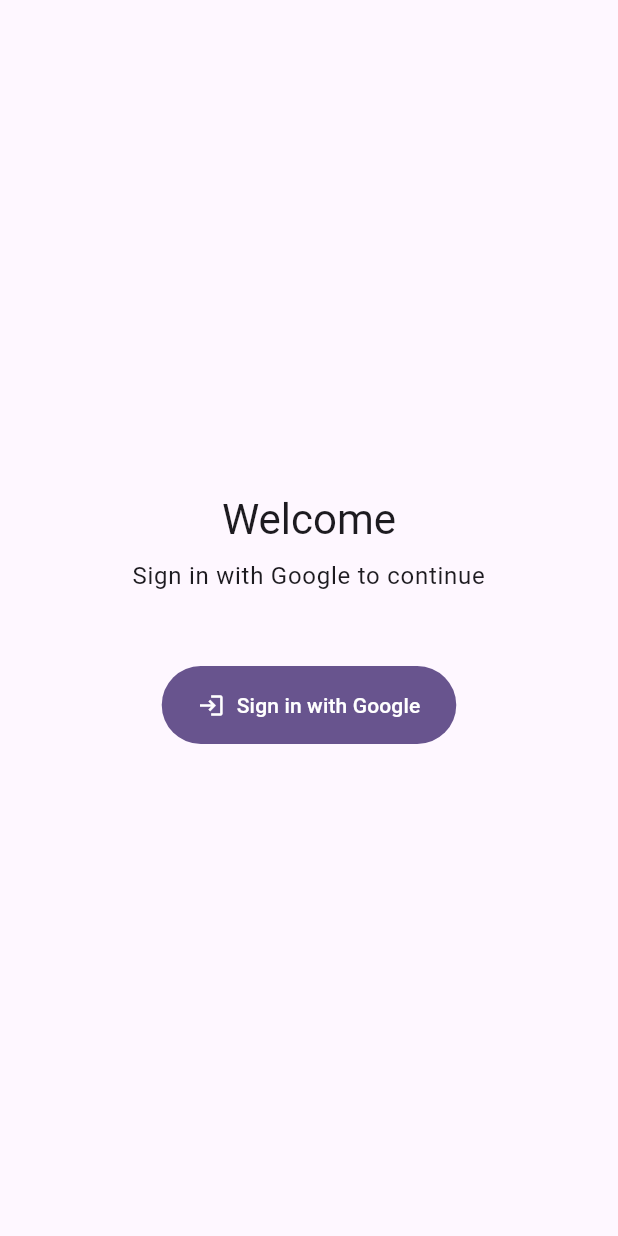
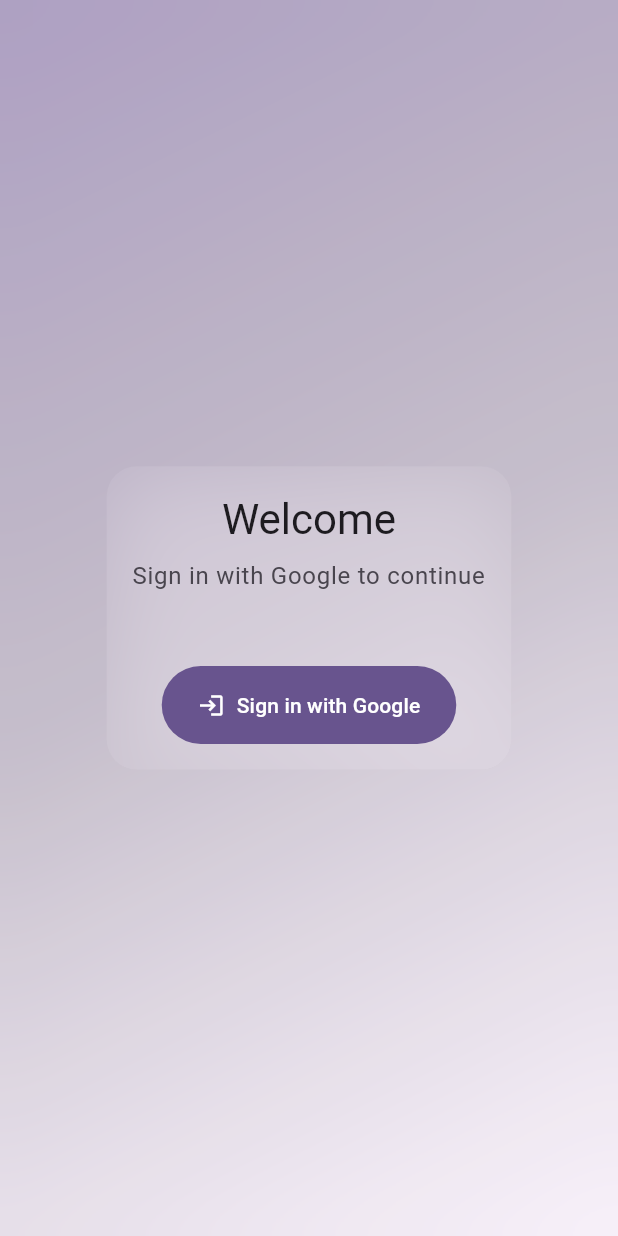
Before and after one commit to gyanupadhyay/flutter_login_google, a Flutter app: the screen it shows after launch, on a phone screen of 412 x 824 dp. Run offline on Flutter 3.47's test engine with Material 3 defaults, Android fonts, the phone set to English and light mode, and no system bars; our stand-ins replace equatable, firebase_auth, firebase_core, flutter_bloc, flutter_secure_storage, get_it and 2 more; accounts and stored records are empty.

Commit message:
minor-fix

```diff
--- a/lib/core/constants/ui_constants.dart
+++ b/lib/core/constants/ui_constants.dart
@@ -27,6 +27,7 @@
   static const double xs = 4;
   static const double sm = 8;
   static const double md = 12;
+  static const double lg = 20;
 }
 
 /// Common paddings/margins (built from the spacing scale).
--- a/lib/features/auth/presentation/pages/login_page.dart
+++ b/lib/features/auth/presentation/pages/login_page.dart
@@ -1,3 +1,5 @@
+import 'dart:ui';
+
 import 'package:flutter/material.dart';
 import 'package:flutter_bloc/flutter_bloc.dart';
 import 'package:go_router/go_router.dart';
@@ -16,7 +18,10 @@
 
   @override
   Widget build(BuildContext context) {
+    final colorScheme = Theme.of(context).colorScheme;
+
     return Scaffold(
+      extendBodyBehindAppBar: true,
       body: BlocConsumer<AuthBloc, AuthState>(
         listener: (context, state) {
           if (state is AuthAuthenticated) {
@@ -24,11 +29,33 @@
           }
         },
         builder: (context, state) {
-          if (state is AuthLoading) {
-            return const Center(child: CircularProgressIndicator());
-          }
+          final isLoading = state is AuthLoading;
 
-          return SafeArea(
+          return Stack(
+            fit: StackFit.expand,
+            children: [
+              // Gradient background
+              Container(
+                decoration: BoxDecoration(
+                  gradient: LinearGradient(
+                    begin: Alignment.topLeft,
+                    end: Alignment.bottomRight,
+                    colors: [
+                      colorScheme.primary.withValues(alpha: 0.6),
+                      colorScheme.secondary.withValues(alpha: 0.4),
+                      colorScheme.surfaceVariant.withValues(alpha: 0.3),
+                    ],
+                  ),
+                ),
+              ),
+              // Subtle blurred overlay to enhance glass effect
+              BackdropFilter(
+                filter: ImageFilter.blur(sigmaX: 20, sigmaY: 20),
+                child: Container(
+                  color: colorScheme.surface.withValues(alpha: 0.1),
+                ),
+              ),
+              SafeArea(
                 child: Column(
                   children: [
                     // Error banner at the top (if error exists)
@@ -37,7 +64,8 @@
                         padding: const EdgeInsets.only(top: AppSpacing.lg),
                         child: ErrorBanner(
                           message: state.message,
-                      errorType: mapAuthErrorTypeToErrorType(state.errorType),
+                          errorType:
+                              mapAuthErrorTypeToErrorType(state.errorType),
                           canRetry: state.canRetry,
                           onRetry: state.canRetry
                               ? () => context.read<AuthBloc>().add(
@@ -52,33 +80,78 @@
                           },
                         ),
                       ),
-                // Main content
+                    // Main glass card content
                     Expanded(
                       child: Center(
                         child: Padding(
                           padding: AppInsets.loginContent,
+                          child: ClipRRect(
+                            borderRadius:
+                                BorderRadius.circular(AppRadii.lg),
+                            child: Container(
+                              decoration: BoxDecoration(
+                                color: colorScheme.surface.withValues(
+                                  alpha: 0.25,
+                                ),
+                                borderRadius:
+                                    BorderRadius.circular(AppRadii.lg),
+                                border: Border.all(
+                                  color: colorScheme.onSurface.withValues(
+                                    alpha: 0.12,
+                                  ),
+                                  width: 1.2,
+                                ),
+                              ),
+                              child: BackdropFilter(
+                                filter: ImageFilter.blur(
+                                  sigmaX: 28,
+                                  sigmaY: 28,
+                                ),
+                                child: Padding(
+                                  padding: AppInsets.card,
                                   child: Column(
-                        mainAxisAlignment: MainAxisAlignment.center,
+                                    mainAxisSize: MainAxisSize.min,
+                                    crossAxisAlignment:
+                                        CrossAxisAlignment.center,
                                     children: [
                                       Text(
                                         StringConstants.welcome,
-                            style: Theme.of(context).textTheme.headlineMedium,
+                                        style: Theme.of(context)
+                                            .textTheme
+                                            .headlineMedium
+                                            ?.copyWith(
+                                              color: colorScheme.onSurface,
+                                            ),
+                                        textAlign: TextAlign.center,
                                       ),
                                       const SizedBox(height: AppSpacing.sm),
                                       Text(
-                            StringConstants.signInWithGoogleToContinue,
-                            style: Theme.of(context).textTheme.bodyLarge,
+                                        StringConstants
+                                            .signInWithGoogleToContinue,
+                                        style: Theme.of(context)
+                                            .textTheme
+                                            .bodyLarge
+                                            ?.copyWith(
+                                              color: colorScheme
+                                                  .onSurfaceVariant,
+                                            ),
                                         textAlign: TextAlign.center,
                                       ),
                                       const SizedBox(height: AppSpacing.xxxl),
                                       FilledButton.icon(
-                            onPressed: () => context.read<AuthBloc>().add(
+                                        onPressed: isLoading
+                                            ? null
+                                            : () => context
+                                                    .read<AuthBloc>()
+                                                .add(
                                               const AuthSignInWithGoogleRequested(),
                                             ),
-                            icon: const Icon(Icons.login),
-                            label: const Text(StringConstants.signInWithGoogle),
                                         style: FilledButton.styleFrom(
                                           padding: AppInsets.primaryButton,
+                                        ),
+                                        icon: const Icon(Icons.login),
+                                        label: const Text(
+                                          StringConstants.signInWithGoogle,
                                         ),
                                       ),
                                     ],
@@ -86,8 +159,22 @@
                                 ),
                               ),
                             ),
+                          ),
+                        ),
+                      ),
+                    ),
                   ],
                 ),
+              ),
+              // Loading overlay
+              if (isLoading)
+                Container(
+                  color: colorScheme.surface.withValues(alpha: 0.2),
+                  child: const Center(
+                    child: CircularProgressIndicator(),
+                  ),
+                ),
+            ],
           );
         },
       ),
--- a/lib/main.dart
+++ b/lib/main.dart
@@ -19,6 +19,7 @@
   @override
   Widget build(BuildContext context) {
     return MaterialApp.router(
+      debugShowCheckedModeBanner: false,
       title: AppConstants.appName,
       theme: ThemeData(
         colorScheme: ColorScheme.fromSeed(seedColor: Colors.deepPurple),
```
Lines whose indentation alone changed are shown as unchanged.
